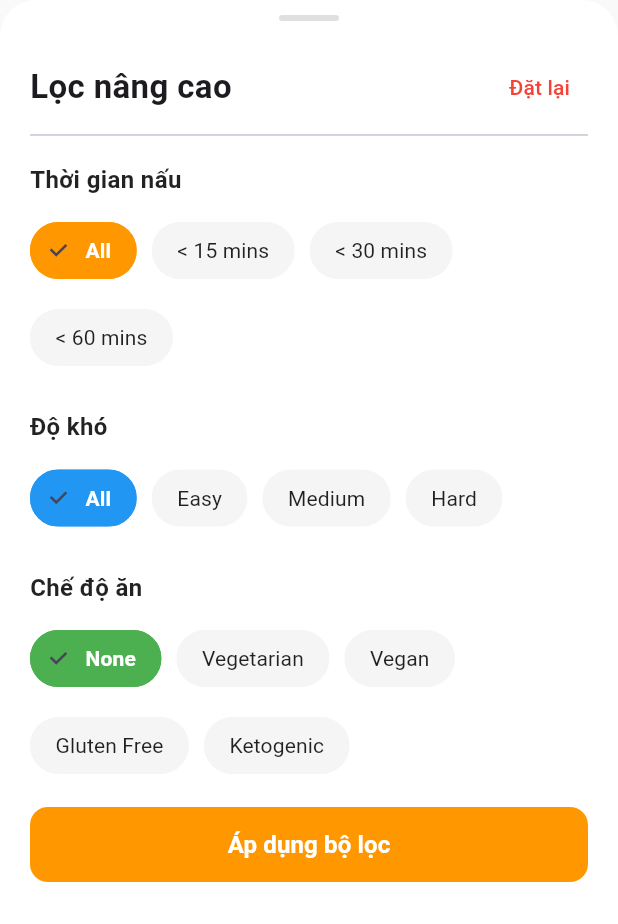
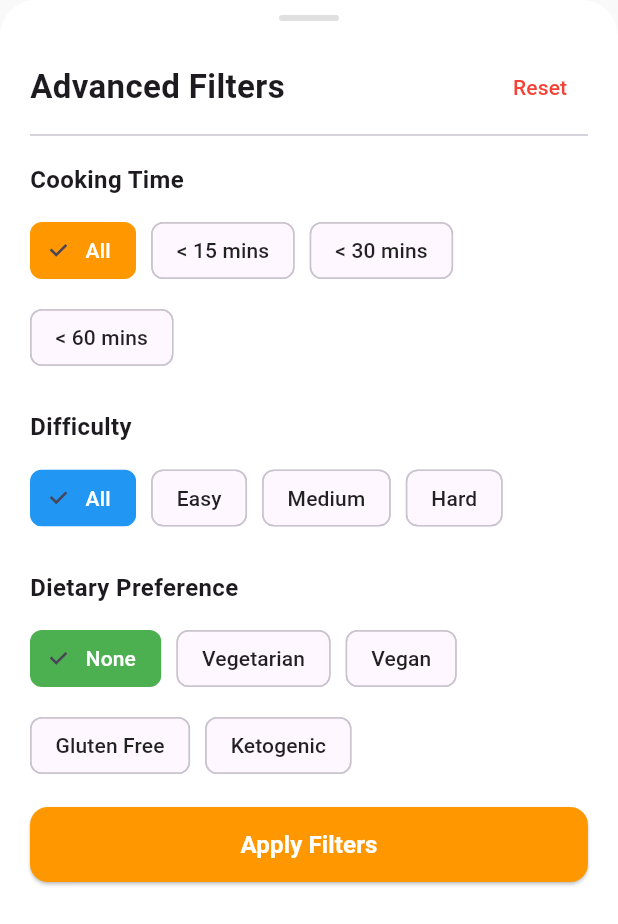
Before and after one commit to DungLV1324/BepTroLy, a Flutter app: the RecipeFilterSheet widget shown alone on an empty page, opened directly, on a phone screen of 412 x 824 dp. Shown: the top 924 px of the screen. Run offline on Flutter 3.47's test engine with Material 3 defaults, Android fonts, the phone set to English and light mode, and no system bars; our stand-ins replace firebase_auth, firebase_core, flutter_dotenv, flutter_local_notifications, go_router, timezone; accounts and stored records are empty; network calls fail.

Commit message:
update gợi ý món ăn

```diff
--- a/lib/features/goi_y_mon_an/views/widgets/recipe_filter_sheet.dart
+++ b/lib/features/goi_y_mon_an/views/widgets/recipe_filter_sheet.dart
@@ -1,9 +1,7 @@
 import 'package:flutter/material.dart';
 
 class RecipeFilterSheet extends StatefulWidget {
-  // Nhận vào các giá trị lọc hiện tại (để hiển thị đúng trạng thái cũ)
   final Map<String, dynamic>? currentFilters;
-
   const RecipeFilterSheet({super.key, this.currentFilters});
 
   @override
@@ -11,12 +9,10 @@ class RecipeFilterSheet extends StatefulWidget {
 }
 
 class _RecipeFilterSheetState extends State<RecipeFilterSheet> {
-  // Khởi tạo giá trị mặc định
   String _selectedTime = 'All';
   String _selectedDifficulty = 'All';
   String _selectedDiet = 'None';
 
-  // Dữ liệu mẫu cho các bộ lọc
   final List<String> _timeOptions = [
     'All',
     '< 15 mins',
@@ -35,20 +31,25 @@ class _RecipeFilterSheetState extends State<RecipeFilterSheet> {
   @override
   void initState() {
     super.initState();
-    // Nếu có dữ liệu cũ truyền vào thì cập nhật state
     if (widget.currentFilters != null) {
       _selectedTime = widget.currentFilters!['maxReadyTime'] ?? 'All';
-      _selectedDifficulty =
-          widget.currentFilters!['difficulty'] ??
-          'All'; // Lưu ý: API Spoonacular free ko support filter difficulty trực tiếp, đây là giả lập UI
+      _selectedDifficulty = widget.currentFilters!['difficulty'] ?? 'All';
       _selectedDiet = widget.currentFilters!['diet'] ?? 'None';
     }
+  }
+
+  void _resetFilters() {
+    setState(() {
+      _selectedTime = 'All';
+      _selectedDifficulty = 'All';
+      _selectedDiet = 'None';
+    });
   }
 
   @override
   Widget build(BuildContext context) {
     return Container(
-      height: MediaQuery.of(context).size.height * 0.75, // Chiếm 75% màn hình
+      height: MediaQuery.of(context).size.height * 0.75,
       padding: const EdgeInsets.symmetric(horizontal: 20, vertical: 10),
       decoration: const BoxDecoration(
         color: Colors.white,
@@ -57,7 +58,7 @@ class _RecipeFilterSheetState extends State<RecipeFilterSheet> {
       child: Column(
         crossAxisAlignment: CrossAxisAlignment.start,
         children: [
-          // --- HEADER (Thanh nắm kéo + Tiêu đề) ---
+          // THANH KÉO TRÊN CÙNG
           Center(
             child: Container(
               width: 40,
@@ -69,78 +70,64 @@ class _RecipeFilterSheetState extends State<RecipeFilterSheet> {
               ),
             ),
           ),
+          // HEADER
           Row(
             mainAxisAlignment: MainAxisAlignment.spaceBetween,
             children: [
               const Text(
-                'Lọc nâng cao',
+                'Advanced Filters',
                 style: TextStyle(fontSize: 22, fontWeight: FontWeight.bold),
               ),
               TextButton(
                 onPressed: _resetFilters,
-                child: const Text(
-                  'Đặt lại',
-                  style: TextStyle(color: Colors.red),
-                ),
+                child: const Text('Reset', style: TextStyle(color: Colors.red)),
               ),
             ],
           ),
           const Divider(),
-
-          // --- BODY (Nội dung cuộn) ---
+          // NỘI DUNG LỌC
           Expanded(
             child: ListView(
               children: [
                 const SizedBox(height: 10),
-
-                // 1. Thời gian nấu
-                _buildSectionTitle('Thời gian nấu'),
+                _buildSectionTitle('Cooking Time'),
                 _buildChipGroup(
-                  options: _timeOptions,
-                  selectedOption: _selectedTime,
-                  onSelect: (val) => setState(() => _selectedTime = val),
-                  color: Colors.orange,
+                  _timeOptions,
+                  _selectedTime,
+                  (val) => setState(() => _selectedTime = val),
+                  Colors.orange,
                 ),
                 const SizedBox(height: 24),
-
-                // 2. Độ khó
-                _buildSectionTitle('Độ khó'),
+                _buildSectionTitle('Difficulty'),
                 _buildChipGroup(
-                  options: _difficultyOptions,
-                  selectedOption: _selectedDifficulty,
-                  onSelect: (val) => setState(() => _selectedDifficulty = val),
-                  color: Colors.blue,
+                  _difficultyOptions,
+                  _selectedDifficulty,
+                  (val) => setState(() => _selectedDifficulty = val),
+                  Colors.blue,
                 ),
                 const SizedBox(height: 24),
-
-                // 3. Chế độ ăn (Diet)
-                _buildSectionTitle('Chế độ ăn'),
+                _buildSectionTitle('Dietary Preference'),
                 _buildChipGroup(
-                  options: _dietOptions,
-                  selectedOption: _selectedDiet,
-                  onSelect: (val) => setState(() => _selectedDiet = val),
-                  color: Colors.green,
+                  _dietOptions,
+                  _selectedDiet,
+                  (val) => setState(() => _selectedDiet = val),
+                  Colors.green,
                 ),
               ],
             ),
           ),
-
-          // --- FOOTER (Nút Áp dụng) ---
-          const SizedBox(height: 10),
+          // NÚT ÁP DỤNG
           SizedBox(
             width: double.infinity,
             height: 50,
             child: ElevatedButton(
               style: ElevatedButton.styleFrom(
-                backgroundColor: Colors.orange, // Màu chủ đạo của App
-                foregroundColor: Colors.white,
+                backgroundColor: Colors.orange,
                 shape: RoundedRectangleBorder(
                   borderRadius: BorderRadius.circular(12),
                 ),
-                elevation: 0,
               ),
               onPressed: () {
-                // Đóng sheet và trả về dữ liệu lọc
                 Navigator.pop(context, {
                   'maxReadyTime': _selectedTime,
                   'difficulty': _selectedDifficulty,
@@ -148,72 +135,54 @@ class _RecipeFilterSheetState extends State<RecipeFilterSheet> {
                 });
               },
               child: const Text(
-                'Áp dụng bộ lọc',
-                style: TextStyle(fontSize: 16, fontWeight: FontWeight.bold),
+                'Apply Filters',
+                style: TextStyle(
+                  fontSize: 16,
+                  fontWeight: FontWeight.bold,
+                  color: Colors.white,
+                ),
               ),
             ),
           ),
-          const SizedBox(height: 20), // Bottom safe area padding
+          const SizedBox(height: 20),
         ],
       ),
     );
   }
 
-  // Widget tiêu đề section
   Widget _buildSectionTitle(String title) {
     return Padding(
       padding: const EdgeInsets.only(bottom: 12.0),
       child: Text(
         title,
-        style: const TextStyle(
-          fontSize: 16,
-          fontWeight: FontWeight.w600,
-          color: Colors.black87,
-        ),
+        style: const TextStyle(fontSize: 16, fontWeight: FontWeight.w600),
       ),
     );
   }
 
-  // Widget hiển thị danh sách Chips
-  Widget _buildChipGroup({
-    required List<String> options,
-    required String selectedOption,
-    required Function(String) onSelect,
-    required Color color,
-  }) {
+  Widget _buildChipGroup(
+    List<String> options,
+    String selected,
+    Function(String) onSelect,
+    Color color,
+  ) {
     return Wrap(
       spacing: 10,
       runSpacing: 10,
       children: options.map((option) {
-        final isSelected = selectedOption == option;
+        final isSelected = selected == option;
         return ChoiceChip(
           label: Text(option),
+          selected: isSelected,
+          selectedColor: color,
           labelStyle: TextStyle(
             color: isSelected ? Colors.white : Colors.black87,
-            fontWeight: isSelected ? FontWeight.w600 : FontWeight.normal,
           ),
-          selected: isSelected,
-          selectedColor: color,
-          backgroundColor: Colors.grey[100],
-          shape: RoundedRectangleBorder(
-            borderRadius: BorderRadius.circular(20),
-            side: BorderSide(color: isSelected ? color : Colors.transparent),
-          ),
-          onSelected: (bool selected) {
-            if (selected) {
-              onSelect(option);
-            }
+          onSelected: (bool s) {
+            if (s) onSelect(option);
           },
         );
       }).toList(),
     );
   }
-
-  void _resetFilters() {
-    setState(() {
-      _selectedTime = 'All';
-      _selectedDifficulty = 'All';
-      _selectedDiet = 'None';
-    });
-  }
 }
```
Also changed, not shown: lib/features/goi_y_mon_an/services/recipe_services.dart (+21 -23 lines), lib/features/goi_y_mon_an/viewmodels/recipe_view_model.dart (+18 -22 lines), lib/features/goi_y_mon_an/views/recipe_detail_screen.dart (+6 -6 lines), lib/features/goi_y_mon_an/views/recipe_feed_screen.dart (+99 -93 lines).
